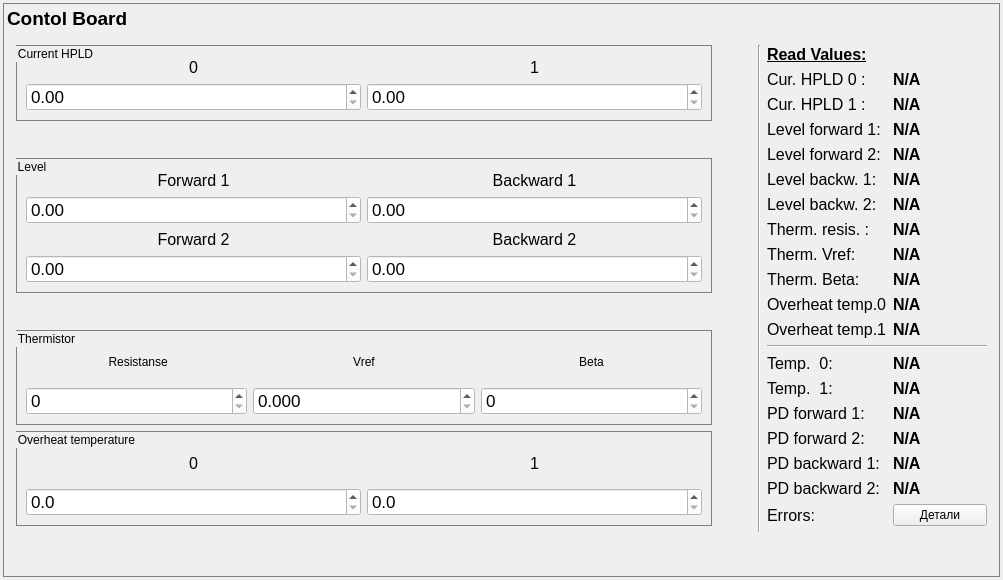
Qt form cb_panel.ui (bulkanul/EVO_YFL_1064_GUI_coherent2) before a commit.
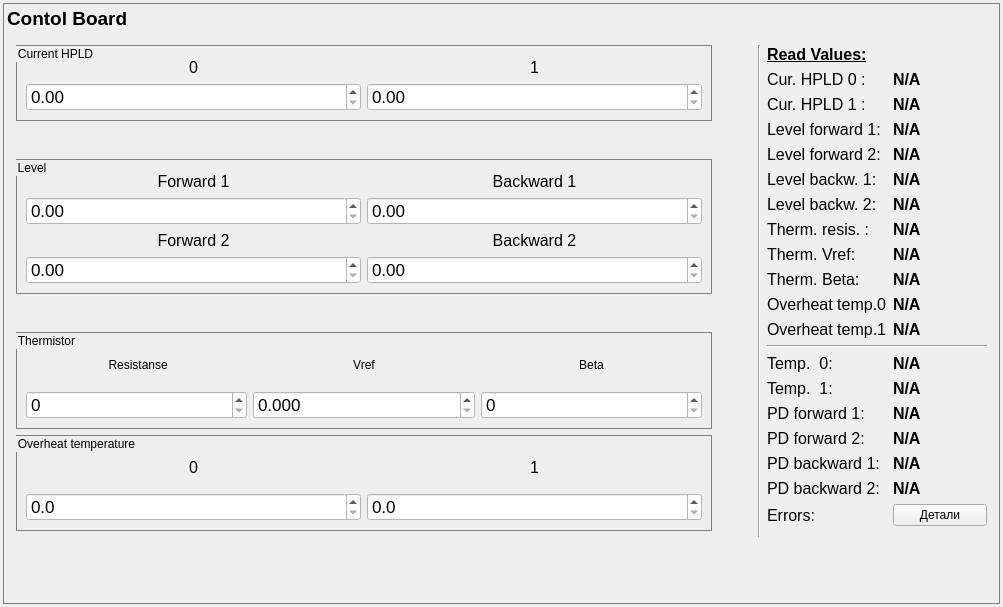
The same form after that commit.

Patch:
```diff
--- a/cb_panel.ui
+++ b/cb_panel.ui
@@ -7,7 +7,7 @@
     <x>0</x>
     <y>0</y>
     <width>1003</width>
-    <height>580</height>
+    <height>607</height>
    </rect>
   </property>
   <property name="windowTitle">
```
Left out of the diff: 4 changed lines with no effect on the pictures.
